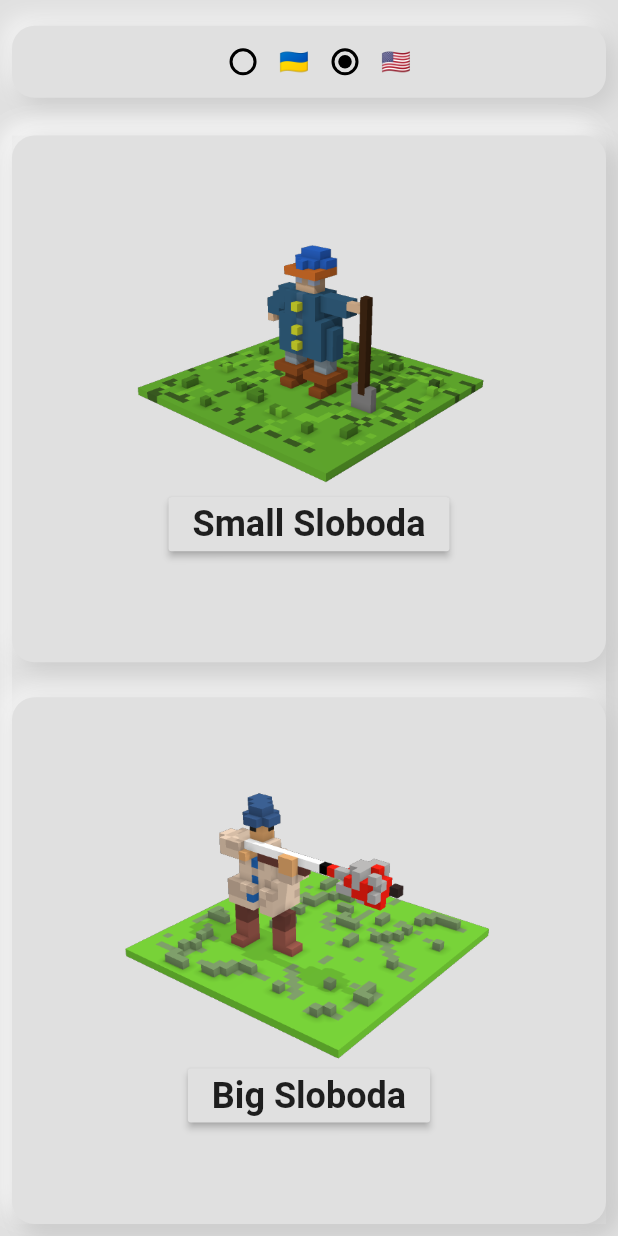
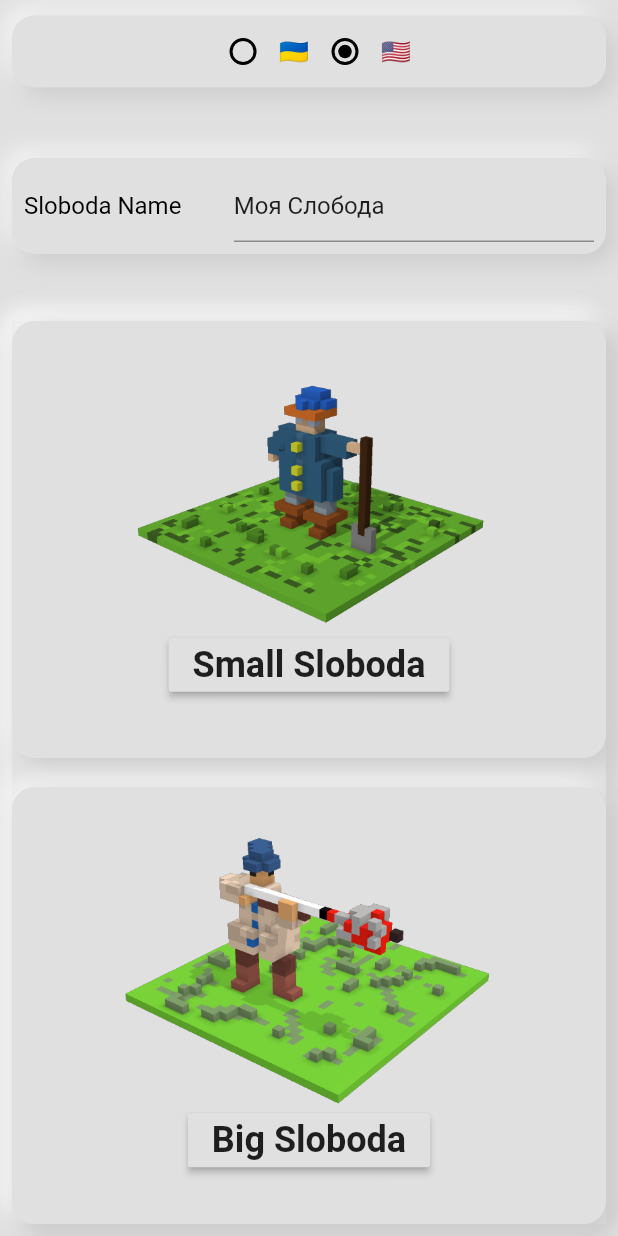
Before and after one commit to ManoyloK/sloboda, a Flutter app: the screen it shows after launch, on a phone screen of 412 x 824 dp. Run offline on Flutter 3.47's test engine with Material 2 defaults, Android fonts, the phone set to English and light mode, and no system bars; drawn by our look-alikes of clay_containers; our stand-ins replace rxdart, shared_preferences; missing offline and left inert: dart:js, fluri.

Commit message:
Added ability to set Sloboda Name.

```diff
--- a/lib/views/create_sloboda.dart
+++ b/lib/views/create_sloboda.dart
@@ -20,9 +20,16 @@ class CreateSlobodaView extends StatefulWidget {
 
 class _CreateSlobodaViewState extends State<CreateSlobodaView> {
   final AsyncMemoizer _appPreferencesInitter = AsyncMemoizer();
+  final TextEditingController _textInputController = TextEditingController();
 
   _appPreferencesInit() {
     return _appPreferencesInitter.runOnce(() => AppPreferences.instance.init());
+  }
+
+  @override
+  void initState() {
+    _textInputController.text = 'Моя Слобода';
+    super.initState();
   }
 
   @override
@@ -34,6 +41,7 @@ class _CreateSlobodaViewState extends State<CreateSlobodaView> {
           if (snapshot.hasData) {
             return SafeArea(
               child: Column(
+                mainAxisAlignment: MainAxisAlignment.start,
                 crossAxisAlignment: CrossAxisAlignment.stretch,
                 children: <Widget>[
                   Expanded(
@@ -48,6 +56,31 @@ class _CreateSlobodaViewState extends State<CreateSlobodaView> {
                               SlobodaLocalizations.locale = locale;
                             });
                           },
+                        ),
+                      ),
+                    ),
+                  ),
+                  Expanded(
+                    flex: 2,
+                    child: Padding(
+                      padding: const EdgeInsets.all(8.0),
+                      child: SoftContainer(
+                        child: Padding(
+                          padding: const EdgeInsets.all(8.0),
+                          child: Row(
+                            children: <Widget>[
+                              Text(
+                                SlobodaLocalizations.labelInputSlobodaName,
+                              ),
+                              HDivider(),
+                              Expanded(
+                                flex: 1,
+                                child: TextField(
+                                  controller: _textInputController,
+                                ),
+                              )
+                            ],
+                          ),
                         ),
                       ),
                     ),
@@ -115,7 +148,7 @@ class _CreateSlobodaViewState extends State<CreateSlobodaView> {
                       context,
                       CityGame.routeName,
                       arguments: CityGameArguments(
-                        city: Sloboda(),
+                        city: Sloboda(name: _textInputController.text),
                       ),
                     );
                   },
@@ -148,6 +181,7 @@ class _CreateSlobodaViewState extends State<CreateSlobodaView> {
                       CityGame.routeName,
                       arguments: CityGameArguments(
                         city: Sloboda(
+                          name: _textInputController.text,
                           stock: Stock.bigStock(),
                           props: CityProps.bigProps(),
                         ),
--- a/lib/views/sich/send_support_view.dart
+++ b/lib/views/sich/send_support_view.dart
@@ -48,8 +48,8 @@ class _SendSupportViewState extends State<SendSupportView> {
                           var hasEnough = widget.city.hasEnoughProp(
                               CityCossacks(_amountOfCossackToSend));
                           if (hasEnough) {
-                            final result =
-                                await sich.sendCossacks(_amountOfCossackToSend);
+                            final result = await sich.sendCossacks(
+                                _amountOfCossackToSend, widget.city.name);
                             if (result) {
                               widget.city
                                   .removeCossacks(_amountOfCossackToSend);
@@ -123,8 +123,8 @@ class _SendSupportViewState extends State<SendSupportView> {
                         var hasEnough = widget.city
                             .hasEnoughStock(Money(_amountOfGoldToSend));
                         if (hasEnough) {
-                          final result =
-                              await sich.sendMoney(_amountOfGoldToSend);
+                          final result = await sich.sendMoney(
+                              _amountOfGoldToSend, widget.city.name);
                           if (result) {
                             widget.city.removeFromStock(
                                 {RESOURCE_TYPES.MONEY: _amountOfGoldToSend});
```
Also changed, not shown: lib/models/sich_connector.dart (+21 -7 lines), lib/models/sloboda_localizations.dart (+7 -0 lines), lib/views/city_game.dart (+4 -26 lines).
